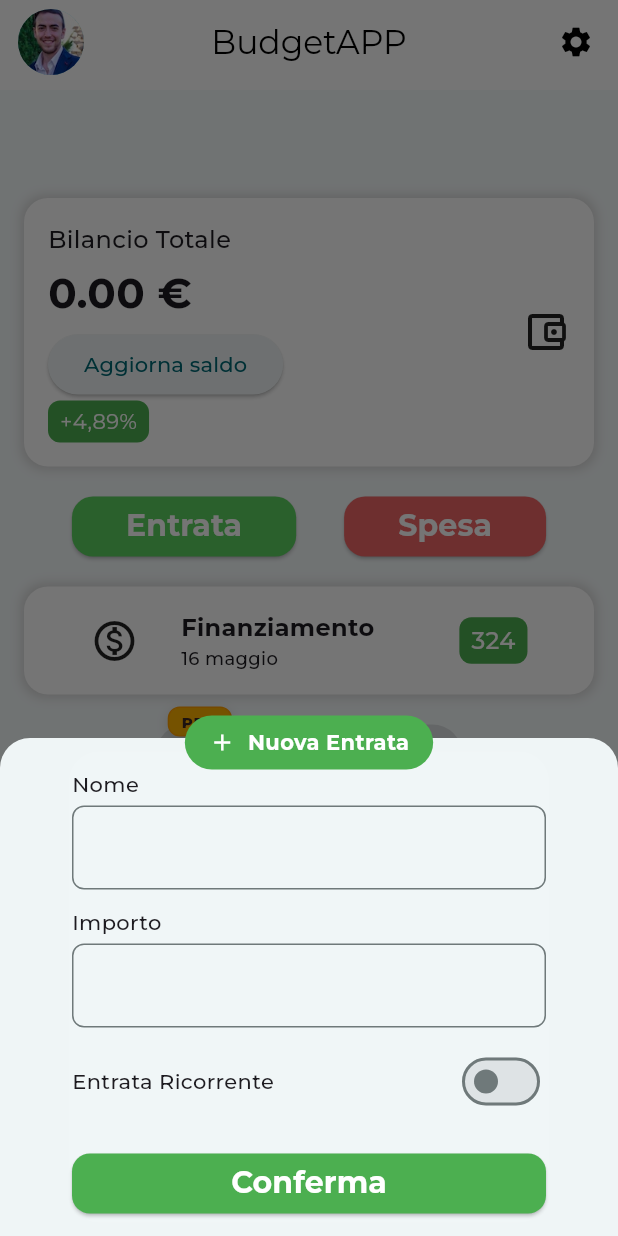
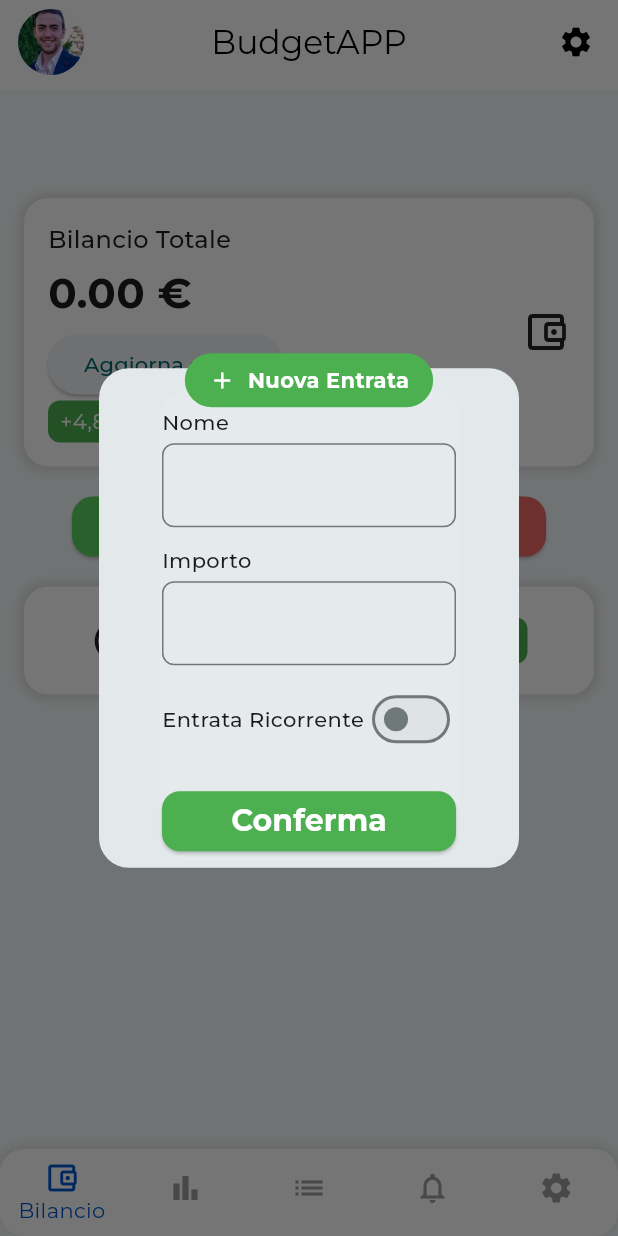
Before and after one commit to spartan0695/BudgetAPP, a Flutter app: the screen it shows after launch, after a tap on "Entrata", on a phone screen of 412 x 824 dp. Run offline on Flutter 3.47's test engine with Material 3 defaults, Android fonts, the phone set to English and light mode, and no system bars; our stand-ins replace google_fonts, in_app_purchase, shared_preferences, sqflite; accounts and stored records are empty.

Commit message:
fix add popup

```diff
--- a/lib/main.dart
+++ b/lib/main.dart
@@ -18,6 +18,7 @@ import 'premium_page.dart';
 import 'services/premium_service.dart';
 import 'package:provider/provider.dart';
 import 'providers/balance_provider.dart';
+
 
 
 void main() async{
--- a/lib/premium_page.dart
+++ b/lib/premium_page.dart
@@ -1,5 +1,6 @@
 import 'package:flutter/material.dart';
 import 'services/subscription_service.dart';
+import 'dart:io';
 
 class PremiumPage extends StatelessWidget {
   final SubscriptionService _subscriptionService = SubscriptionService();
@@ -105,14 +106,17 @@ class PremiumPage extends StatelessWidget {
             style: TextStyle(color: Colors.grey[600]),
           ),
           SizedBox(height: 24),
-          ElevatedButton(
-            onPressed: () async {
+          ElevatedButton( onPressed: Platform.isIOS ? null : () => _subscriptionService.purchasePremium(),
+
+          /* onPressed: () async {
               AlertDialog(
                 title: Text('Non disponibile'),
                 content: Text('Gli acquisti in-app sono temporaneamente disattivati su questa piattaforma.'),
               );
+
               //await _subscriptionService.purchasePremium();
-            },
+            },*/ //codice funzionante solo su android
+
             style: ElevatedButton.styleFrom(
               backgroundColor: Colors.amber[700],
               padding: EdgeInsets.symmetric(horizontal: 48, vertical: 16),
--- a/lib/widgets/popup_add.dart
+++ b/lib/widgets/popup_add.dart
@@ -14,14 +14,16 @@ void showAddEntryPopup({
   required bool isEntry,
 }) {
   final trxController = TransactionController();
-  showModalBottomSheet(
+
+
+showDialog(
     context: context,
-    isScrollControlled: true,
-    shape: const RoundedRectangleBorder(
-      borderRadius: BorderRadius.vertical(top: Radius.circular(20)),
-    ),
-    builder: (_) => SingleChildScrollView(
-      padding: const EdgeInsets.symmetric(horizontal: 16, vertical: 5),
+    barrierDismissible: false,
+    builder: (context) {
+      return AlertDialog(
+        contentPadding: const EdgeInsets.only(top: 10, left: 10, right: 10, bottom: 1),
+        shape: RoundedRectangleBorder(borderRadius: BorderRadius.circular(20)),
+        content: SingleChildScrollView(
           child: MovimentoPopup(
             titolo: titolo,
             colorePrimario: colorePrimario,
@@ -31,7 +33,11 @@ void showAddEntryPopup({
           ),
         ),
       );
+    },
+  );
+
 }
+
 
 class MovimentoPopup extends StatelessWidget {
   final String titolo;
@@ -53,6 +59,7 @@ class MovimentoPopup extends StatelessWidget {
   Widget build(BuildContext context) {
     return Stack(
       clipBehavior: Clip.none,
+
       children: [
         Padding(
           padding: const EdgeInsets.only(left: 30, right: 30, top: 4, bottom: 4),
```
Also changed, not shown: pubspec.lock, 1 other file. Lines whose indentation alone changed are shown as unchanged.
